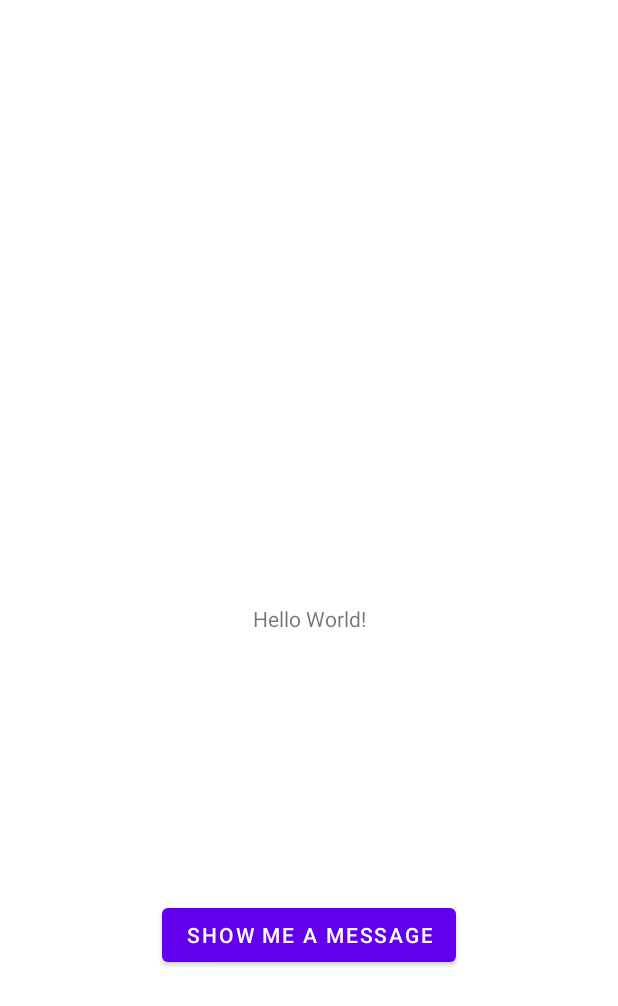
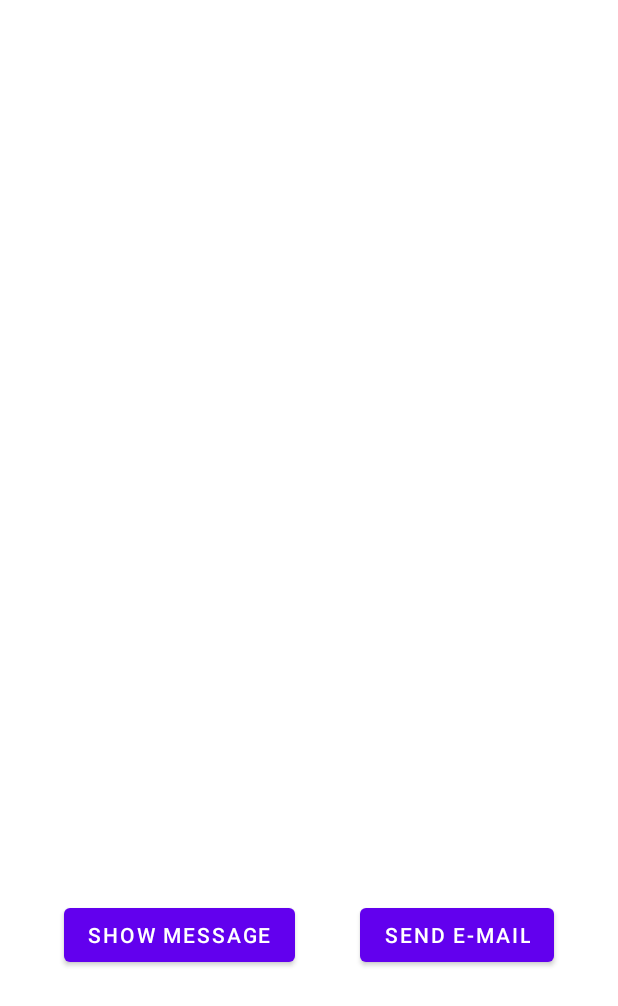
Before and after one commit to rodriguesporan/ITransfer, an Android app: the layout activity_main.xml on its own in the app's theme, with its tools: preview values and no code run, on a phone screen of 412 x 824 dp. Shown: the top 1006 px of the screen. Run offline under Robolectric (Android 15) with nearby library versions, the phone set to English and light mode, and no system bars.

```diff
--- a/app/build.gradle
+++ b/app/build.gradle
@@ -38,6 +38,8 @@ android {
 }
 
 dependencies {
+    def activity_version = "1.2.1"
+    def fragment_version = "1.3.1"
 
     implementation "org.jetbrains.kotlin:kotlin-stdlib:$kotlin_version"
     implementation 'androidx.core:core-ktx:1.3.2'
@@ -47,4 +49,7 @@ dependencies {
     testImplementation 'junit:junit:4.+'
     androidTestImplementation 'androidx.test.ext:junit:1.1.2'
     androidTestImplementation 'androidx.test.espresso:espresso-core:3.3.0'
+    implementation 'androidx.lifecycle:lifecycle-viewmodel-ktx:2.2.0'
+    implementation "androidx.activity:activity-ktx:$activity_version"
+    implementation "androidx.fragment:fragment-ktx:$fragment_version"
 }
--- a/app/src/main/res/layout/activity_main.xml
+++ b/app/src/main/res/layout/activity_main.xml
@@ -10,20 +10,29 @@
         android:layout_width="wrap_content"
         android:layout_height="wrap_content"
         android:id="@+id/txtView"
-        android:text="Hello World!"
         app:layout_constraintBottom_toBottomOf="parent"
         app:layout_constraintLeft_toLeftOf="parent"
         app:layout_constraintRight_toRightOf="parent"
         app:layout_constraintTop_toTopOf="parent" />
 
     <Button
+        android:id="@+id/show_msg"
         android:layout_width="wrap_content"
         android:layout_height="wrap_content"
-        android:id="@+id/show_msg"
-        android:text="Show me a message"
+        android:text="Show message"
+        app:layout_constraintBottom_toBottomOf="parent"
+        app:layout_constraintEnd_toStartOf="@id/send_email"
         app:layout_constraintStart_toStartOf="parent"
+        app:layout_constraintTop_toBottomOf="@+id/txtView" />
+    <Button
+        android:layout_width="wrap_content"
+        android:layout_height="wrap_content"
+        android:id="@+id/send_email"
+        android:text="Send e-mail"
+        app:layout_constraintStart_toEndOf="@id/show_msg"
+        app:layout_constraintTop_toBottomOf="@id/txtView"
         app:layout_constraintEnd_toEndOf="parent"
-        app:layout_constraintBottom_toBottomOf="parent"
-        app:layout_constraintTop_toBottomOf="@+id/txtView"/>
+        app:layout_constraintBottom_toBottomOf="parent"/>
+
 
 </androidx.constraintlayout.widget.ConstraintLayout>
```
Also changed, not shown: app/src/main/java/com/example/emptyactivity/MainActivity.kt (+30 -2 lines), app/src/main/java/com/example/emptyactivity/model/AppViewModel.kt (added, +14 -0 lines).
